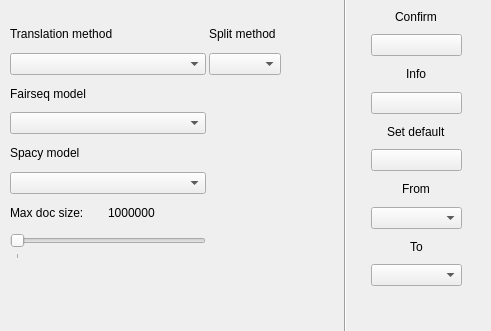
First picture: the form in ui/qt_forms/basic_translation_tab.ui, repository alexeikeler/Diplom, before the edit.
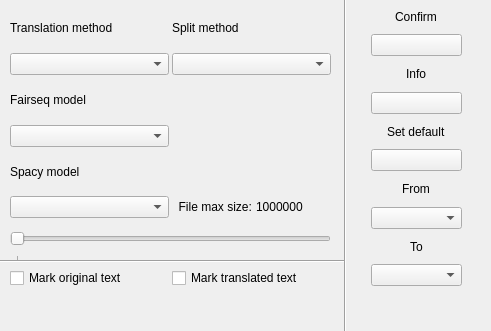
Second picture: the form after the edit. Icons and pictures are not drawn.

Commit message: Basic translation: end.

Diff of the .ui file:
```diff
--- a/ui/qt_forms/basic_translation_tab.ui
+++ b/ui/qt_forms/basic_translation_tab.ui
@@ -116,9 +116,9 @@
    <property name="geometry">
     <rect>
      <x>10</x>
-     <y>20</y>
-     <width>271</width>
-     <height>239</height>
+     <y>10</y>
+     <width>321</width>
+     <height>278</height>
     </rect>
    </property>
    <layout class="QGridLayout" name="translation_grid_layout">
@@ -126,49 +126,17 @@
      <number>3</number>
     </property>
     <property name="verticalSpacing">
-     <number>5</number>
+     <number>7</number>
     </property>
-    <item row="7" column="0">
-     <layout class="QHBoxLayout" name="horizontalLayout">
-      <item>
-       <widget class="QLabel" name="doc_max_size_label">
-        <property name="text">
-         <string>Max doc size: </string>
-        </property>
-       </widget>
-      </item>
-      <item>
-       <widget class="QLabel" name="doc_max_size_value_label">
+    <item row="2" column="1">
+     <widget class="QComboBox" name="split_method_combo_box"/>
+    </item>
+    <item row="3" column="0">
+     <widget class="QLabel" name="fairseq_translation_model_label">
         <property name="text">
-         <string>1000000</string>
-        </property>
-       </widget>
-      </item>
-     </layout>
-    </item>
-    <item row="1" column="1">
-     <widget class="QLabel" name="split_method_label">
-      <property name="text">
-       <string>Split method</string>
-      </property>
-     </widget>
-    </item>
-    <item row="1" column="0">
-     <widget class="QLabel" name="translation_method_label">
-      <property name="text">
-       <string>Translation method   </string>
-      </property>
-     </widget>
-    </item>
-    <item row="5" column="0">
-     <widget class="QLabel" name="bt_spacy_model_label">
-      <property name="text">
-       <string>Spacy model</string>
-      </property>
-     </widget>
-    </item>
-    <item row="6" column="0">
-     <widget class="QComboBox" name="bt_spacy_model_combo_box"/>
+       <string>Fairseq model</string>
+      </property>
+     </widget>
     </item>
     <item row="4" column="0">
      <widget class="QComboBox" name="fairseq_translation_model_combo_box"/>
@@ -186,8 +154,78 @@
       </property>
      </widget>
     </item>
-    <item row="8" column="0">
+    <item row="1" column="1">
+     <widget class="QLabel" name="split_method_label">
+      <property name="text">
+       <string>Split method</string>
+      </property>
+     </widget>
+    </item>
+    <item row="6" column="0">
+     <widget class="QComboBox" name="bt_spacy_model_combo_box"/>
+    </item>
+    <item row="9" column="1">
+     <widget class="QCheckBox" name="mark_translated_text_check_box">
+      <property name="text">
+       <string>Mark translated text</string>
+      </property>
+     </widget>
+    </item>
+    <item row="5" column="0">
+     <widget class="QLabel" name="bt_spacy_model_label">
+      <property name="text">
+       <string>Spacy model</string>
+      </property>
+     </widget>
+    </item>
+    <item row="9" column="0">
+     <widget class="QCheckBox" name="mark_original_text_check_box">
+      <property name="text">
+       <string>Mark original text</string>
+      </property>
+     </widget>
+    </item>
+    <item row="1" column="0">
+     <widget class="QLabel" name="translation_method_label">
+      <property name="text">
+       <string>Translation method   </string>
+      </property>
+     </widget>
+    </item>
+    <item row="6" column="1">
+     <layout class="QHBoxLayout" name="horizontalLayout">
+      <item>
+       <widget class="QLabel" name="doc_max_size_label">
+        <property name="text">
+         <string>  File max size: </string>
+        </property>
+       </widget>
+      </item>
+      <item>
+       <widget class="QLabel" name="doc_max_size_value_label">
+        <property name="text">
+         <string>1000000</string>
+        </property>
+       </widget>
+      </item>
+     </layout>
+    </item>
+    <item row="7" column="0" colspan="2">
+     <layout class="QVBoxLayout" name="verticalLayout_2">
+      <item>
      <widget class="QSlider" name="doc_max_size_slider">
+        <property name="sizePolicy">
+         <sizepolicy hsizetype="Expanding" vsizetype="Minimum">
+          <horstretch>5</horstretch>
+          <verstretch>0</verstretch>
+         </sizepolicy>
+        </property>
+        <property name="minimumSize">
+         <size>
+          <width>0</width>
+          <height>5</height>
+         </size>
+        </property>
       <property name="maximumSize">
        <size>
         <width>100000</width>
@@ -217,17 +255,22 @@
       </property>
      </widget>
     </item>
-    <item row="2" column="1">
-     <widget class="QComboBox" name="split_method_combo_box"/>
+     </layout>
     </item>
-    <item row="3" column="0">
-     <widget class="QLabel" name="fairseq_translation_model_label">
-      <property name="text">
-       <string>Fairseq model</string>
-      </property>
-     </widget>
-    </item>
-   </layout>
+   </layout>
+  </widget>
+  <widget class="Line" name="line">
+   <property name="geometry">
+    <rect>
+     <x>-22</x>
+     <y>251</y>
+     <width>367</width>
+     <height>20</height>
+    </rect>
+   </property>
+   <property name="orientation">
+    <enum>Qt::Horizontal</enum>
+   </property>
   </widget>
  </widget>
  <resources/>
```
Lines whose indentation alone changed are shown as unchanged. The commit also changes 9 other files.
